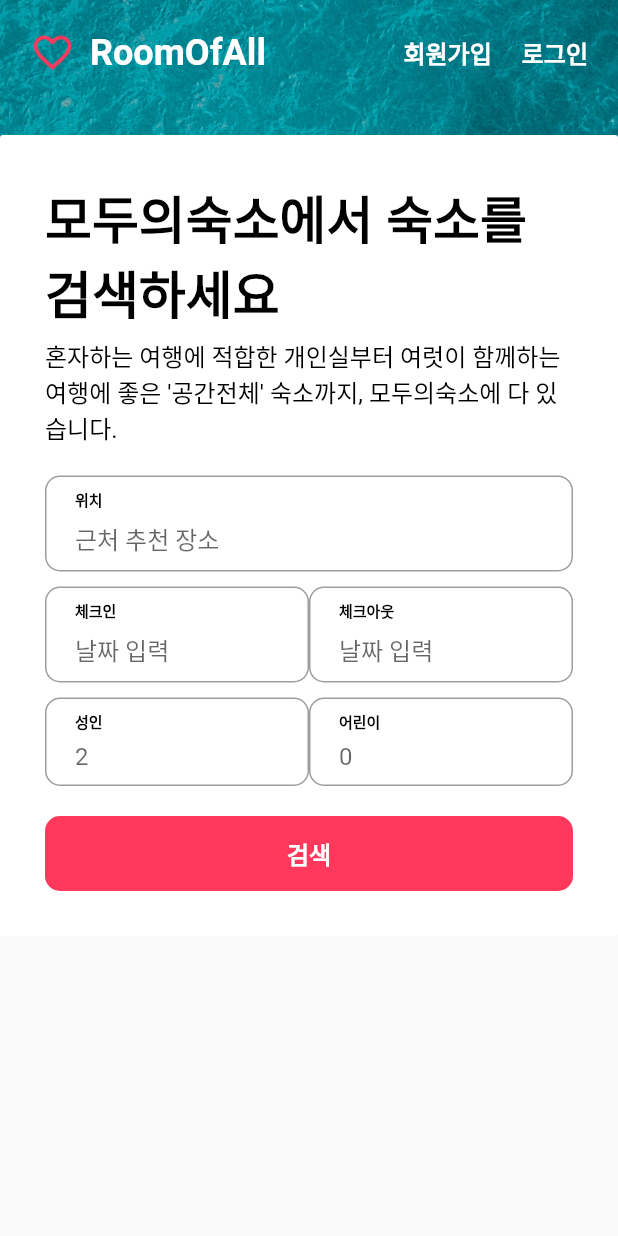
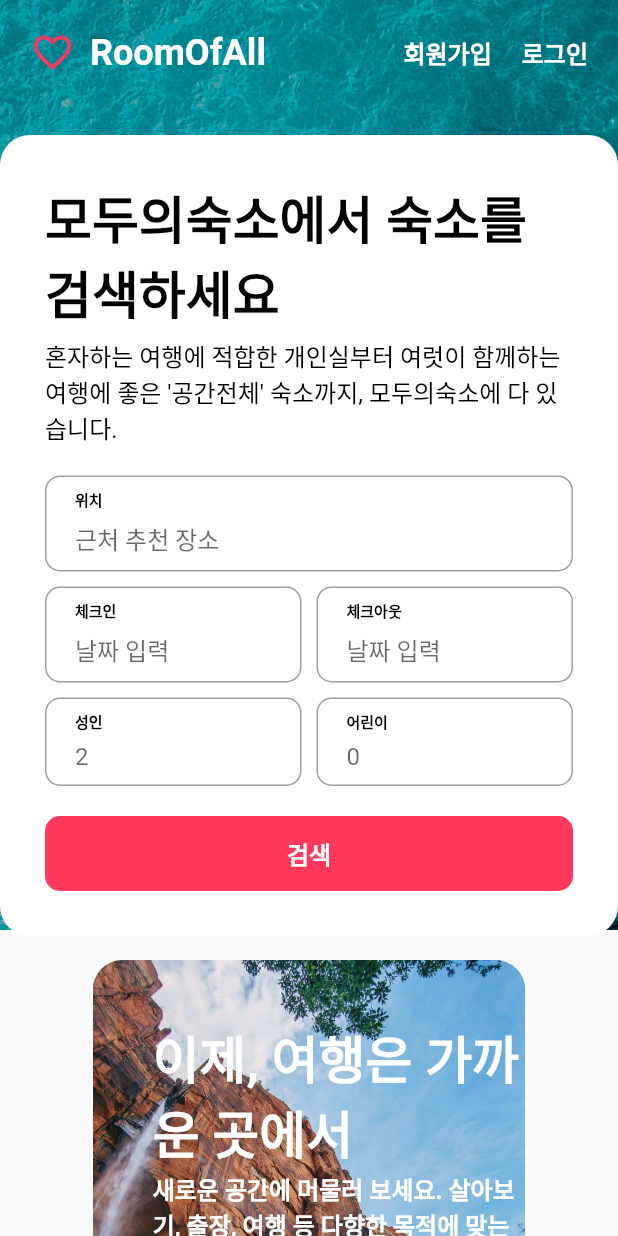
Before and after one commit to 30ML/Flutter_playground, a Flutter app: the screen it shows after launch, on a phone screen of 412 x 824 dp. Run offline on Flutter 3.47's test engine with Material 2 defaults, Android fonts, the phone set to English and light mode, and no system bars; our stand-ins replace flutter_svg, google_fonts; missing offline and left inert: flutter_ui_login.

Commit message:
body-banner 구현 완료

```diff
--- a/web_ui_rooms_reservation/lib/components/home/home_body_banner.dart
+++ b/web_ui_rooms_reservation/lib/components/home/home_body_banner.dart
@@ -1,5 +1,6 @@
 import 'package:flutter/material.dart';
 import 'package:web_ui_rooms_reservation/size.dart';
+import 'package:web_ui_rooms_reservation/styles.dart';
 
 class HomeBodyBanner extends StatelessWidget {
   @override
@@ -16,10 +17,61 @@
   }
 
   Widget _buildBannerImage() {
-    return SizedBox();
+    return ClipRRect(
+      borderRadius: BorderRadius.circular(20),
+      child: Image.asset(
+        'assets/banner.jpg',
+        fit: BoxFit.cover,
+        width: double.infinity,
+        height: 320,
+      ),
+    );
   }
 
   Widget _buildBannerCaption() {
-    return SizedBox();
+    return Positioned(
+      top: 40,
+      left: 40,
+      child: Column(
+        crossAxisAlignment: CrossAxisAlignment.start,
+        children: [
+          Container(
+            // 글자 범위 최대 제약 조건
+            constraints: BoxConstraints(maxWidth: 250),
+            child: Text(
+              '이제, 여행은 가까운 곳에서',
+              style: h4(mColor: Colors.white),
+            ),
+          ),
+          Container(
+            constraints: BoxConstraints(maxWidth: 250),
+            child: Text(
+              '새로운 공간에 머물러 보세요. 살아보기, 출장, 여행 등 다향한 목적에 맞는 숙소를 찾아보세요.',
+              style: subtitle1(mColor: Colors.white),
+            ),
+          ),
+          SizedBox(height: gap_m),
+          SizedBox(
+            height: 35,
+            width: 170,
+            child: TextButton(
+              style: TextButton.styleFrom(
+                backgroundColor: Colors.white,
+                shape: RoundedRectangleBorder(
+                  borderRadius: BorderRadius.circular(5),
+                ),
+              ),
+              onPressed: () {
+                print('Search Button Clicked!!');
+              },
+              child: Text(
+                '가까운 여행지 둘러보기',
+                style: subtitle2(),
+              ),
+            ),
+          ),
+        ],
+      ),
+    ); // Stack 위젯 내부에 위치 설정을 위해 Positioned 위젯 사용
   }
 }
--- a/web_ui_rooms_reservation/lib/components/home/home_header_form.dart
+++ b/web_ui_rooms_reservation/lib/components/home/home_header_form.dart
@@ -16,7 +16,7 @@
           width: 420,
           decoration: BoxDecoration(
             color: Colors.white,
-            borderRadius: BorderRadius.circular(2),
+            borderRadius: BorderRadius.circular(20),
           ),
           child: Form(
             child: Padding(
@@ -65,6 +65,7 @@
                 hintText: '날짜 입력',
               ),
             ),
+            SizedBox(width: gap_s),
             Expanded(
               child: CommonFormField(
                 prefixText: '체크아웃',
@@ -82,6 +83,7 @@
                 hintText: '2',
               ),
             ),
+            SizedBox(width: gap_s),
             Expanded(
               child: CommonFormField(
                 prefixText: '어린이',
```
